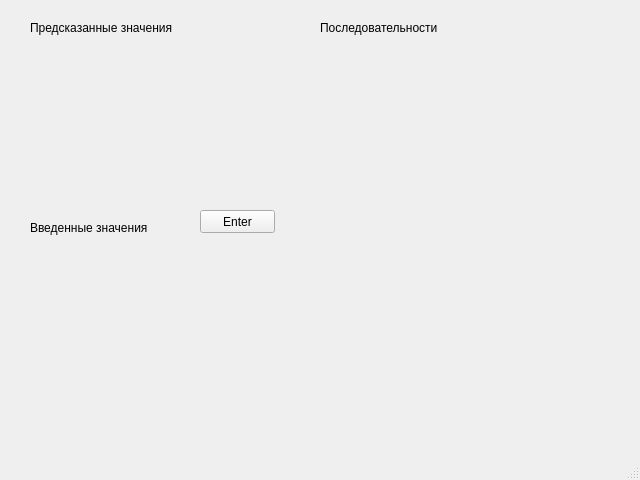
gug2/Chains, file gui.ui: the form before one commit.
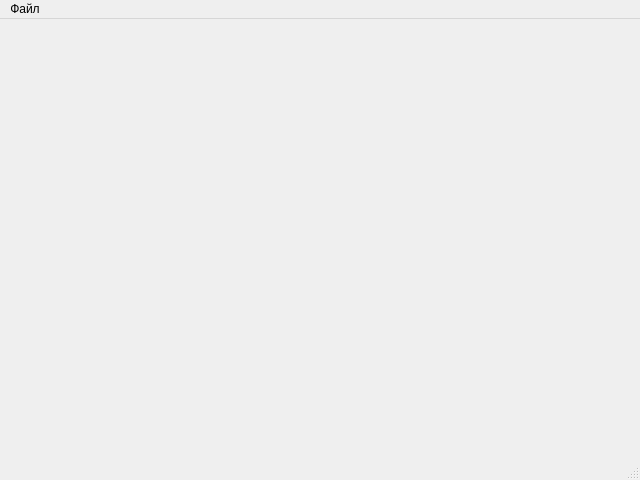
The form after the commit.

```diff
--- a/gui.ui
+++ b/gui.ui
@@ -13,60 +13,7 @@
   <property name="windowTitle">
    <string>Последовательности</string>
   </property>
-  <widget class="QWidget" name="centralwidget">
-   <widget class="QLabel" name="label">
-    <property name="geometry">
-     <rect>
-      <x>30</x>
-      <y>20</y>
-      <width>251</width>
-      <height>16</height>
-     </rect>
-    </property>
-    <property name="text">
-     <string>Предсказанные значения</string>
-    </property>
-   </widget>
-   <widget class="QLabel" name="label_2">
-    <property name="geometry">
-     <rect>
-      <x>30</x>
-      <y>220</y>
-      <width>251</width>
-      <height>16</height>
-     </rect>
-    </property>
-    <property name="text">
-     <string>Введенные значения</string>
-    </property>
-   </widget>
-   <widget class="QLabel" name="label_3">
-    <property name="geometry">
-     <rect>
-      <x>320</x>
-      <y>20</y>
-      <width>311</width>
-      <height>16</height>
-     </rect>
-    </property>
-    <property name="text">
-     <string>Последовательности</string>
-    </property>
-   </widget>
-   <widget class="QPushButton" name="enterButton">
-    <property name="geometry">
-     <rect>
-      <x>200</x>
-      <y>210</y>
-      <width>75</width>
-      <height>23</height>
-     </rect>
-    </property>
-    <property name="text">
-     <string>Enter</string>
-    </property>
-   </widget>
-  </widget>
+  <widget class="QWidget" name="centralwidget"/>
   <widget class="QMenuBar" name="menubar">
    <property name="geometry">
     <rect>
@@ -76,6 +23,13 @@
      <height>21</height>
     </rect>
    </property>
+   <widget class="QMenu" name="fileMenu">
+    <property name="title">
+     <string>Файл</string>
+    </property>
+    <addaction name="importAction"/>
+   </widget>
+   <addaction name="fileMenu"/>
   </widget>
   <widget class="QStatusBar" name="statusbar"/>
  </widget>
```
Left out of the diff: 5 changed lines with no effect on the pictures.
